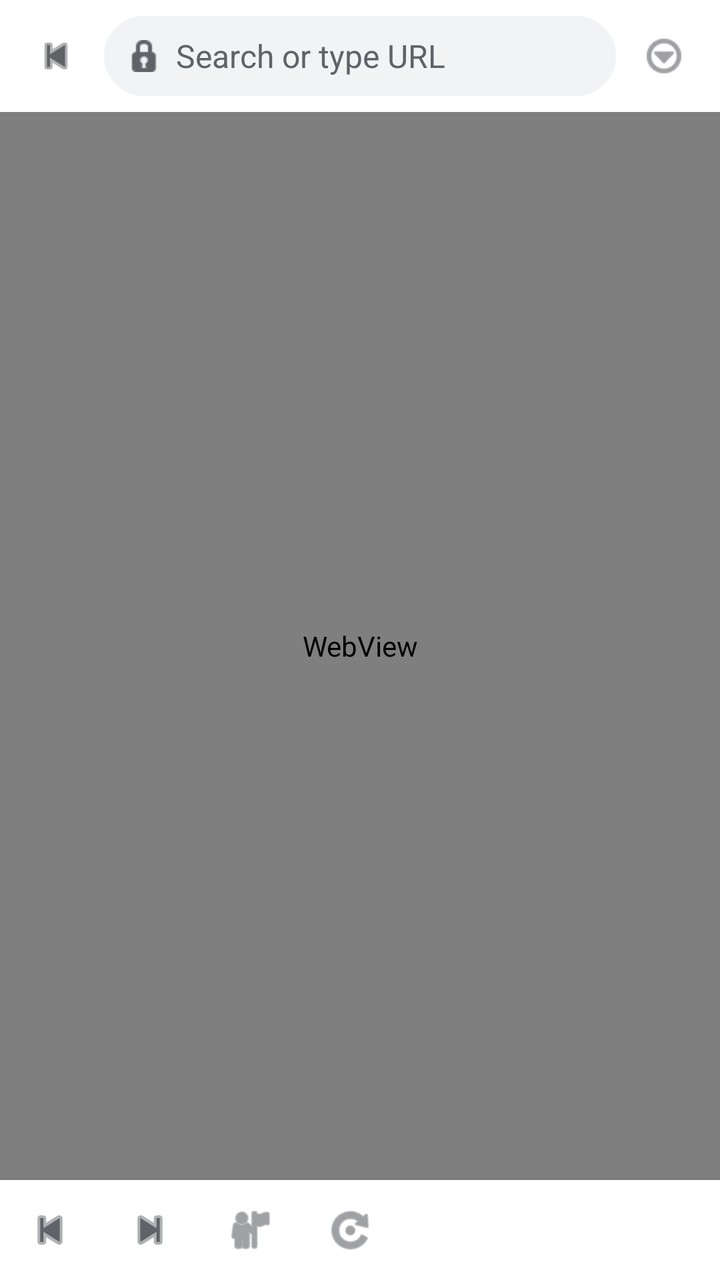
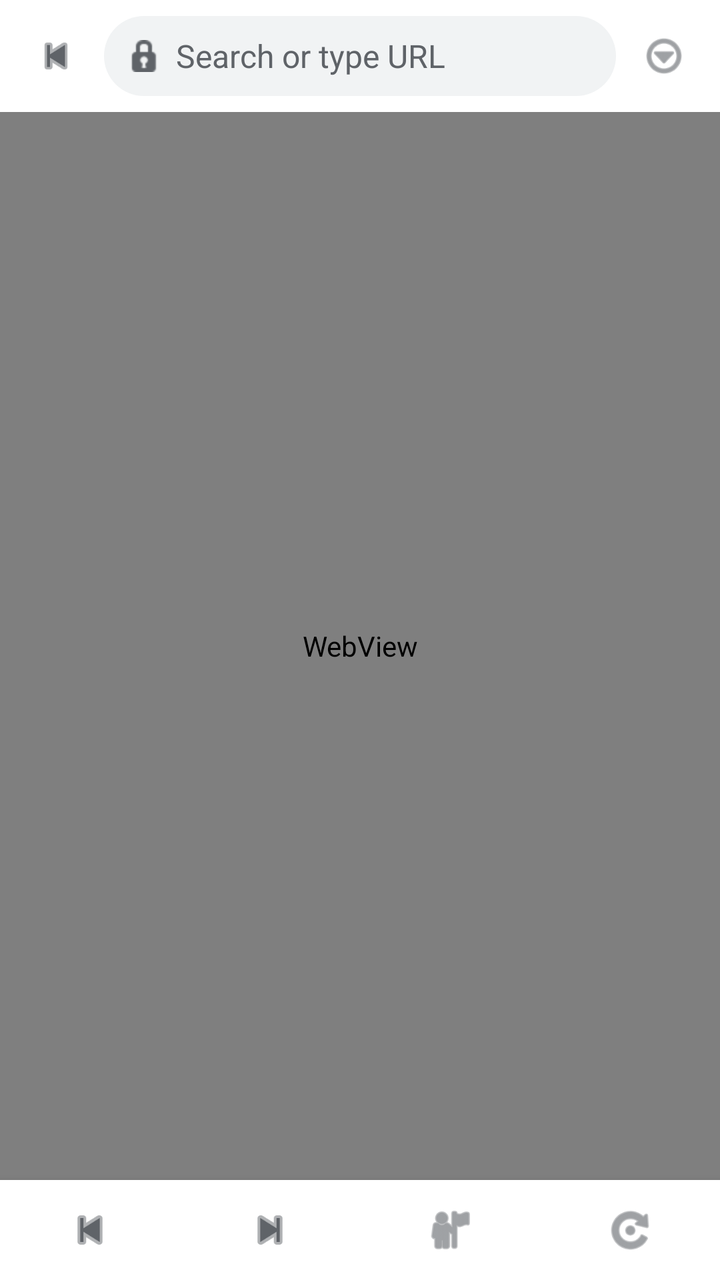

An Android layout rendered at two revisions. The XML below is the earlier revision; the diff shows what the commit changed to produce the second picture.
<!-- AndroidManifest.xml: application theme AppTheme -->
<!-- res/layout/activity_main.xml -->
<?xml version="1.0" encoding="utf-8"?>
<LinearLayout xmlns:android="http://schemas.android.com/apk/res/android"
    android:layout_width="match_parent" android:layout_height="match_parent"
    android:orientation="vertical" android:background="@color/chrome_white">

    
    <LinearLayout android:layout_width="match_parent" android:layout_height="56dp"
        android:orientation="horizontal" android:gravity="center_vertical" android:paddingStart="8dp" android:paddingEnd="8dp">
        
        <ImageView android:id="@+id/btnBackTop" android:layout_width="40dp" android:layout_height="40dp"
            android:src="@android:drawable/ic_media_previous" android:tint="@color/chrome_icon" android:padding="8dp"/>
            
        <LinearLayout android:layout_width="0dp" android:layout_weight="1" android:layout_height="40dp"
            android:background="@drawable/bg_address_bar" android:orientation="horizontal" android:gravity="center_vertical"
            android:paddingStart="12dp" android:paddingEnd="12dp" android:layout_marginStart="4dp" android:layout_marginEnd="4dp">
            
            <ImageView android:id="@+id/ivLock" android:layout_width="16dp" android:layout_height="16dp"
                android:src="@android:drawable/ic_secure" android:tint="@color/chrome_icon"/>
                
            <EditText android:id="@+id/etUrl" android:layout_width="0dp" android:layout_weight="1"
                android:layout_height="match_parent" android:background="@null" android:hint="Search or type URL"
                android:textColor="@color/chrome_text" android:textColorHint="@color/chrome_icon"
                android:textSize="16sp" android:singleLine="true" android:inputType="textUri" android:paddingStart="8dp"
                android:imeOptions="actionGo"/>
        </LinearLayout>

        <ImageView android:id="@+id/btnMenu" android:layout_width="40dp" android:layout_height="40dp"
            android:src="@android:drawable/ic_menu_more" android:tint="@color/chrome_icon" android:padding="8dp"/>
    </LinearLayout>

    
    <ProgressBar android:id="@+id/progressBar" style="?android:attr/progressBarStyleHorizontal"
        android:layout_width="match_parent" android:layout_height="3dp"
        android:progressDrawable="@drawable/custom_progress_bar" android:visibility="gone"/>

    
    <FrameLayout android:layout_width="match_parent" android:layout_height="0dp" android:layout_weight="1">
        <WebView android:id="@+id/webView" android:layout_width="match_parent" android:layout_height="match_parent"/>
    </FrameLayout>

    
    <LinearLayout android:layout_width="match_parent" android:layout_height="50dp"
        android:orientation="horizontal" android:background="@color/chrome_white" android:elevation="8dp"
        android:gravity="space_around">
        
        <ImageView android:id="@+id/btnBack" android:layout_width="50dp" android:layout_height="match_parent"
            android:src="@android:drawable/ic_media_previous" android:tint="@color/chrome_icon" android:padding="12dp"/>
            
        <ImageView android:id="@+id/btnForward" android:layout_width="50dp" android:layout_height="match_parent"
            android:src="@android:drawable/ic_media_next" android:tint="@color/chrome_icon" android:padding="12dp"/>
            
        <ImageView android:id="@+id/btnHome" android:layout_width="50dp" android:layout_height="match_parent"
            android:src="@android:drawable/ic_menu_myplaces" android:tint="@color/chrome_icon" android:padding="12dp"/>
            
        <ImageView android:id="@+id/btnRefresh" android:layout_width="50dp" android:layout_height="match_parent"
            android:src="@android:drawable/ic_menu_rotate" android:tint="@color/chrome_icon" android:padding="12dp"/>
    </LinearLayout>
</LinearLayout>
<!-- resources referenced by this layout -->
<resources>
  <color name="chrome_icon">#5F6368</color>
  <color name="chrome_text">#202124</color>
  <color name="chrome_white">#FFFFFF</color>
  <!-- drawable bg_address_bar (drawable) -->
  <shape xmlns:android="http://schemas.android.com/apk/res/android">
      <solid android:color="@color/chrome_bg"/>
      <corners android:radius="24dp"/>
  </shape>
  <!-- drawable custom_progress_bar (drawable) -->
  <layer-list xmlns:android="http://schemas.android.com/apk/res/android">
      <item android:id="@android:id/background">
          <shape><solid android:color="#E0E0E0"/></shape>
      </item>
      <item android:id="@android:id/progress">
          <clip>
              <shape><solid android:color="@color/chrome_blue"/></shape>
          </clip>
      </item>
  </layer-list>
  <style name="AppTheme" parent="Theme.MaterialComponents.Light.NoActionBar">
          <item name="colorPrimary">@color/chrome_white</item>
          <item name="colorPrimaryDark">@color/chrome_white</item>
          <item name="android:windowBackground">@color/chrome_white</item>
          <item name="android:statusBarColor">@color/chrome_white</item>
          <item name="android:windowLightStatusBar">true</item>
      </style>
  <color name="chrome_bg">#F1F3F4</color>
  <color name="chrome_blue">#1A73E8</color>
</resources>

<!-- the commit's change to res/layout/activity_main.xml (unified diff, before → after) -->
@@ -40,19 +40,18 @@
 
     
     <LinearLayout android:layout_width="match_parent" android:layout_height="50dp"
-        android:orientation="horizontal" android:background="@color/chrome_white" android:elevation="8dp"
-        android:gravity="space_around">
+        android:orientation="horizontal" android:background="@color/chrome_white" android:elevation="8dp">
         
-        <ImageView android:id="@+id/btnBack" android:layout_width="50dp" android:layout_height="match_parent"
-            android:src="@android:drawable/ic_media_previous" android:tint="@color/chrome_icon" android:padding="12dp"/>
+        <ImageView android:id="@+id/btnBack" android:layout_width="0dp" android:layout_weight="1" android:layout_height="match_parent"
+            android:src="@android:drawable/ic_media_previous" android:tint="@color/chrome_icon" android:padding="12dp" android:scaleType="centerInside"/>
             
-        <ImageView android:id="@+id/btnForward" android:layout_width="50dp" android:layout_height="match_parent"
-            android:src="@android:drawable/ic_media_next" android:tint="@color/chrome_icon" android:padding="12dp"/>
+        <ImageView android:id="@+id/btnForward" android:layout_width="0dp" android:layout_weight="1" android:layout_height="match_parent"
+            android:src="@android:drawable/ic_media_next" android:tint="@color/chrome_icon" android:padding="12dp" android:scaleType="centerInside"/>
             
-        <ImageView android:id="@+id/btnHome" android:layout_width="50dp" android:layout_height="match_parent"
-            android:src="@android:drawable/ic_menu_myplaces" android:tint="@color/chrome_icon" android:padding="12dp"/>
+        <ImageView android:id="@+id/btnHome" android:layout_width="0dp" android:layout_weight="1" android:layout_height="match_parent"
+            android:src="@android:drawable/ic_menu_myplaces" android:tint="@color/chrome_icon" android:padding="12dp" android:scaleType="centerInside"/>
             
-        <ImageView android:id="@+id/btnRefresh" android:layout_width="50dp" android:layout_height="match_parent"
-            android:src="@android:drawable/ic_menu_rotate" android:tint="@color/chrome_icon" android:padding="12dp"/>
+        <ImageView android:id="@+id/btnRefresh" android:layout_width="0dp" android:layout_weight="1" android:layout_height="match_parent"
+            android:src="@android:drawable/ic_menu_rotate" android:tint="@color/chrome_icon" android:padding="12dp" android:scaleType="centerInside"/>
     </LinearLayout>
 </LinearLayout>
